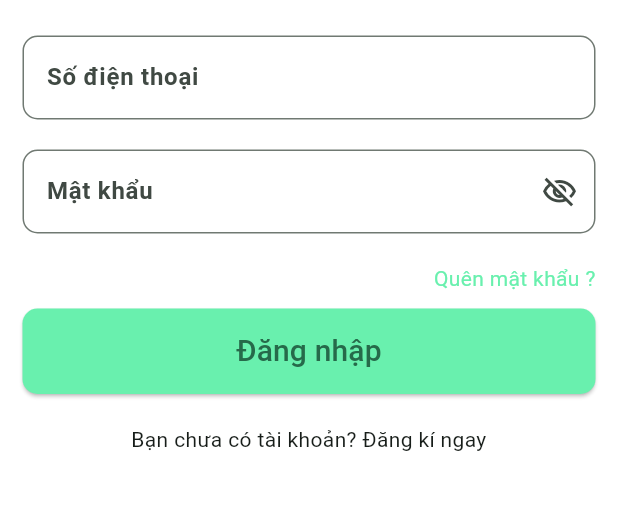
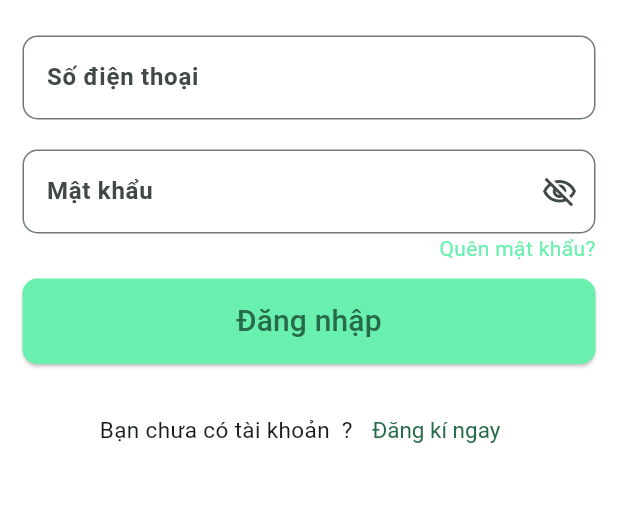
Before and after one commit to tuantc00/mSeller_clone, a Flutter app: the screen it shows after launch, on a phone screen of 412 x 824 dp, the part 473-983 px from its top. Run offline on Flutter 3.47's test engine with Material 3 defaults, Android fonts, the light colour scheme and no system bars; our stand-ins replace flutter_otp_text_field, flutter_svg, intl_phone_field; missing offline and left inert: dart:ffi; accounts and stored records are empty.

Commit message:
commit add function

```diff
--- a/lib/Models/User_Model.dart
+++ b/lib/Models/User_Model.dart
@@ -1,14 +1,16 @@
-class UserModel{
-  final String phone;
-  final String token;
+class UserModel {
+  String phone;
+  String token;
+  String storedOTP;
 
   UserModel({
-   required this.phone,
-   required this.token
-});
-  factory UserModel.fromJson(Map<String,dynamic> json)
-  {
-    return UserModel
-      (phone: json['phone'], token: json['token']);
+    required this.phone,
+    required this.token,
+    required this.storedOTP,
+  });
+
+  factory UserModel.fromJson(Map<String, dynamic> json) {
+    return UserModel(
+        phone: json['phone'], token: json['token'], storedOTP: json['otp']);
+  }
 }
-}
--- a/lib/Views/LoginScreen.dart
+++ b/lib/Views/LoginScreen.dart
@@ -2,6 +2,7 @@ import 'package:flutter/cupertino.dart';
 import 'package:flutter/material.dart';
 import 'package:flutter/services.dart';
 import 'package:flutter_svg/flutter_svg.dart';
+import 'package:mseller/Models/User_Model.dart';
 import 'package:mseller/ViewModels/authentication_view_model.dart';
 import 'package:mseller/Views/PhoneNumberScreen.dart';
 import 'package:provider/provider.dart';
@@ -13,46 +14,56 @@ class Loginscreen extends StatefulWidget {
   @override
   State<Loginscreen> createState() => _LoginScreenState();
 }
+
 class _LoginScreenState extends State<Loginscreen> {
+
   bool _isPasswordVisible = false;
+  final _formGlobalKey = GlobalKey<FormState>();
   final TextEditingController phoneController = TextEditingController();
   final TextEditingController passwordController = TextEditingController();
 
   @override
+  void initState() {
+    super.initState();
+  }
+
+  @override
   Widget build(BuildContext context) {
     final authViewModel = Provider.of<authenticationViewModel>(context);
+
     return Scaffold(
-      body: authenticationViewModel().isAuthenticated ? Scaffold(
-        body: Phonenumberscreen(),
-      ) : Stack(
-        children: [
-          _buildLogo(),
-          Padding(
-            padding: const EdgeInsets.only(top: 280),
-            child: Container(
-              decoration: BoxDecoration(
-                  color: Colors.white,
-                  borderRadius: BorderRadius.only(topRight: Radius.circular(20),
-                      topLeft: Radius.circular(30))
-              ),
-              child: Form(
-                child: Column(
-                  crossAxisAlignment: CrossAxisAlignment.center,
-                  children: [
-                    SizedBox(height: 10,),
-                    _buildTextheader(),
-                    SizedBox(height: 20,),
-                    _buildInputField(),
-                    _buildText(),
-                    SizedBox(height: 10,),
-                    _buildLoginbtn(context),
-                  ],
+      body: authViewModel.isAuthenticated
+          ? Phonenumberscreen()
+          : Stack(
+              children: [
+                _buildLogo(),
+                Padding(
+                  padding: const EdgeInsets.only(top: 280),
+                  child: Container(
+                    decoration: BoxDecoration(
+                        color: Colors.white,
+                        borderRadius: BorderRadius.only(
+                            topRight: Radius.circular(20),
+                            topLeft: Radius.circular(30))),
+                    child: Form(
+                      key: _formGlobalKey,
+                      child: Column(
+                        crossAxisAlignment: CrossAxisAlignment.center,
+                        children: [
+                          SizedBox(height: 10),
+                          _buildTextheader(),
+                          SizedBox(height: 20),
+                          _buildInputFields(),
+                          _buildText(),
+                          SizedBox(height: 10),
+                          _buildLoginbtn(context),
+                        ],
+                      ),
+                    ),
+                  ),
                 ),
-              ),
+              ],
             ),
-          ),
-        ],
-      ),
     );
   }
 
@@ -61,85 +72,66 @@ class _LoginScreenState extends State<Loginscreen> {
       height: 300,
       width: double.infinity,
       color: Colors.greenAccent,
-      child: Column(
-        children: [
-          Container(
-            child:
-            Padding(
-              padding: const EdgeInsets.only(top: 168),
-              child: SvgPicture.asset(
-                'assets/logo.svg',
-              ),
-            ),
-          ),
-        ],
+      child: Padding(
+        padding: const EdgeInsets.only(top: 168),
+        child: SvgPicture.asset('assets/logo.svg'),
       ),
     );
   }
 
-  Widget _buildInputField() {
-    return Form(child: Column(
+  Widget _buildInputFields() {
+    return Column(
       children: [
         Padding(
-          padding: const EdgeInsets.only(left: 15, right: 15),
+          padding: const EdgeInsets.symmetric(horizontal: 15),
           child: TextFormField(
             validator: (value) {
-              if (value!.isEmpty) {
-                return 'Please enter your phonenumbers ';
-              }
+              if (value!.isEmpty) return 'Please enter your phone number';
               return null;
             },
+           // onSaved: (value) => _userModel.phone = value!,
             keyboardType: TextInputType.number,
             controller: phoneController,
             decoration: InputDecoration(
-              border: OutlineInputBorder(
-                borderRadius: BorderRadius.circular(10.0),
-              ),
+              border:
+                  OutlineInputBorder(borderRadius: BorderRadius.circular(10.0)),
               hintText: 'Nhập số điện thoại',
-              label: Text('Số điện thoại',
-                style: TextStyle(fontWeight: FontWeight.bold),),
+              labelText: 'Số điện thoại',
+              labelStyle: TextStyle(fontWeight: FontWeight.bold),
             ),
           ),
         ),
+        SizedBox(height: 20),
         Padding(
-          padding: const EdgeInsets.only(
-              right: 15, left: 15, top: 20, bottom: 20),
+          padding: const EdgeInsets.symmetric(horizontal: 15),
           child: TextFormField(
             obscureText: !_isPasswordVisible,
             validator: (value) {
-              if (value!.isEmpty) {
-                return 'Please enter your username or email';
-              }
+              if (value!.isEmpty) return 'Please enter your password';
               return null;
             },
+            //onSaved: (value) => _userModel.token = value!,
             controller: passwordController,
             decoration: InputDecoration(
-              border: OutlineInputBorder(
-                  borderRadius: BorderRadius.circular(10)
-              ),
+              border:
+                  OutlineInputBorder(borderRadius: BorderRadius.circular(10)),
               suffixIcon: IconButton(
                 icon: Icon(
                   _isPasswordVisible
-                    ? Icons.visibility_outlined
-                      :Icons.visibility_off_outlined,
+                      ? Icons.visibility_outlined
+                      : Icons.visibility_off_outlined,
                 ),
                 onPressed: () {
-                    setState(() {
-                      _isPasswordVisible=!_isPasswordVisible;
-                    });
+                  setState(() => _isPasswordVisible = !_isPasswordVisible);
                 },
-
               ),
               hintText: 'Nhập mật khẩu',
-              label: Text('Mật khẩu',
-                style: TextStyle(fontWeight: FontWeight.bold),
-              ),
+              labelText: 'Mật khẩu',
+              labelStyle: TextStyle(fontWeight: FontWeight.bold),
             ),
           ),
         ),
-
       ],
-    )
     );
   }
 
@@ -149,7 +141,9 @@ class _LoginScreenState extends State<Loginscreen> {
       child: Padding(
         padding: const EdgeInsets.only(right: 15),
         child: Text(
-          'Quên mật khẩu ?', style: TextStyle(color: Colors.greenAccent),),
+          'Quên mật khẩu?',
+          style: TextStyle(color: Colors.greenAccent),
+        ),
       ),
     );
   }
@@ -158,38 +152,59 @@ class _LoginScreenState extends State<Loginscreen> {
     return Column(
       children: [
         SizedBox(
-            width: double.infinity,
-            child:
+          width: double.infinity,
+          child: Padding(
+            padding: const EdgeInsets.symmetric(horizontal: 15),
+            child: ElevatedButton(
+              onPressed: () {
+                if (_formGlobalKey.currentState!.validate()) {
+                  _formGlobalKey.currentState!.save();
+                  //print('Số điện thoại: ${_userModel.phone}');
+                  //print('Mật khẩu: ${_userModel.token}');
+                  Navigator.pushNamed(context, '', arguments: {});
+                }
+              },
+              child: Text('Đăng nhập', style: TextStyle(fontSize: 20)),
+              style: ElevatedButton.styleFrom(
+                backgroundColor: Colors.greenAccent,
+                minimumSize: Size.fromHeight(57),
+                shape: RoundedRectangleBorder(
+                    borderRadius: BorderRadius.circular(10)),
+              ),
+            ),
+          ),
+        ),
+        SizedBox(height: 20),
+        Row(
+          mainAxisAlignment: MainAxisAlignment.center,
+          children: [
+            Text(
+              'Bạn chưa có tài khoản  ?',
+              textAlign: TextAlign.center,
+              style: TextStyle(fontSize: 15),
+            ),
             Padding(
-              padding: const EdgeInsets.only(left: 15, right: 15),
-              child: ElevatedButton(onPressed: () {
-                //Navigator.push(context, MaterialPageRoute(builder: (context) => Phonenumberscreen()));
-                Navigator.pushNamed(context, '/phone');
-              },
-                child: Text('Đăng nhập', style: TextStyle(fontSize: 20),),
-                style: ElevatedButton.styleFrom(
-                    backgroundColor: Colors.greenAccent,
-                    minimumSize: Size.fromHeight(57),
-                    shape: RoundedRectangleBorder(
-                      borderRadius: BorderRadius.circular(10),
-                    )
-                ),)
-              ,
+              padding: const EdgeInsets.only(left: 1),
+              child: TextButton(
+                onPressed: () {
+                  Navigator.pushNamed(context, '/phone');
+                },
+                child: const Text('Đăng kí ngay'),
+                style: TextButton.styleFrom(
+                  textStyle: const TextStyle(fontSize: 15),
+                ),
+              ),
             )
+          ],
         ),
-        SizedBox(height: 20,),
-        Text(
-          'Bạn chưa có tài khoản? Đăng kí ngay', textAlign: TextAlign.center,),
       ],
     );
   }
 
   Widget _buildTextheader() {
-    return Text('Đăng nhập',
-      style: TextStyle(
-        fontSize: 20,
-        fontWeight: FontWeight.bold,
-      ),
+    return Text(
+      'Đăng nhập',
+      style: TextStyle(fontSize: 20, fontWeight: FontWeight.bold),
       textAlign: TextAlign.center,
     );
   }
```
Also changed, not shown: lib/ViewModels/authentication_view_model.dart (+26 -11 lines), lib/Views/OtpScreen.dart (+49 -18 lines), lib/Views/PhoneNumberScreen.dart (+77 -24 lines), lib/Views/SplashScreen.dart (added, +41 -0 lines), lib/main.dart (+7 -5 lines).
